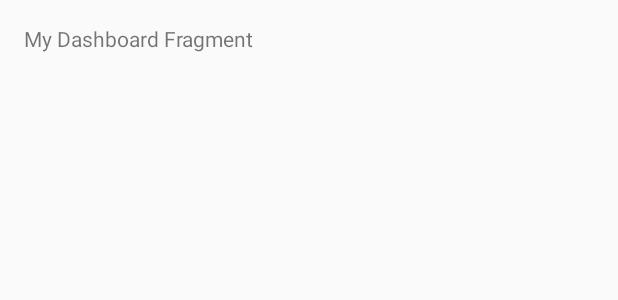
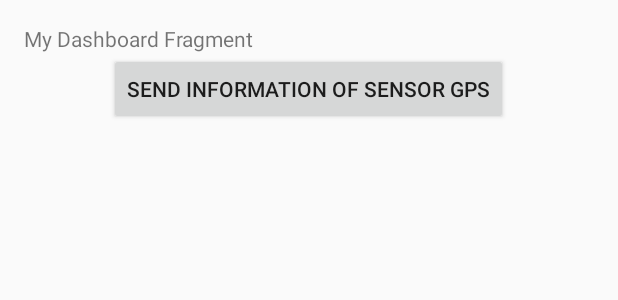
Before and after one commit to ricpessoa/AppAndroidCouchDB, an Android app: the layout fragment_my_dashboard.xml on its own in the app's theme, with its tools: preview values and no code run, on a phone screen of 412 x 824 dp. Shown: the top 300 px of the screen. Run offline under Robolectric (Android 15) with nearby library versions, the phone set to English and light mode, and no system bars.

Commit message:
In dashboardfragment add button to send information of sensor gps only for test

```diff
--- a/mei.ricardo.pessoa.app/src/main/java/mei/ricardo/pessoa/app/Application.java
+++ b/mei.ricardo.pessoa.app/src/main/java/mei/ricardo/pessoa/app/Application.java
@@ -25,11 +25,7 @@ public class Application extends CouchbaseLiteApplication {
     public static String couchDBHostUrl = "http://192.168.255.94:5984";
     public static String serviceLoginUrl = "/PhpProjectCouchDB/applogin";
     public static String serviceRegisterUrl = "/PhpProjectCouchDB/appregister";
-
-    //public static Database database = null;
-    //public static Manager mCouchManager = null;
-
-   // private static CouchDB mCouchDBinstance;
+    public static String serviceAddDeviceUrl= "/PhpProjectCouchDB/devicepost";
 
     @Override
     public void onCreate() {
--- a/mei.ricardo.pessoa.app/src/main/res/layout/fragment_my_dashboard.xml
+++ b/mei.ricardo.pessoa.app/src/main/res/layout/fragment_my_dashboard.xml
@@ -11,6 +11,16 @@
     <TextView
         android:text="My Dashboard Fragment"
         android:layout_width="wrap_content"
-        android:layout_height="wrap_content" />
+        android:layout_height="wrap_content"
+        android:id="@+id/textView" />
+
+    <Button
+        android:layout_width="wrap_content"
+        android:layout_height="wrap_content"
+        android:text="send information of sensor GPS"
+        android:id="@+id/button"
+        android:layout_below="@+id/textView"
+        android:layout_centerHorizontal="true" />
+
 
 </RelativeLayout>
--- a/mei.ricardo.pessoa.app/src/main/res/layout/fragment_safezone.xml
+++ b/mei.ricardo.pessoa.app/src/main/res/layout/fragment_safezone.xml
@@ -13,7 +13,7 @@
         android:id="@+id/map"
         android:name="com.google.android.gms.maps.MapFragment"
         android:layout_width="match_parent"
-        android:layout_height="wrap_content"
+        android:layout_height="200dp"
         android:layout_below="@+id/textViewSafezone"
         android:layout_alignParentLeft="true"
         android:layout_alignParentStart="true"
```
Also changed, not shown: mei.ricardo.pessoa.app/src/main/java/mei/ricardo/pessoa/app/ui/Fragments/FragmentMyDashboard.java (+115 -0 lines).
